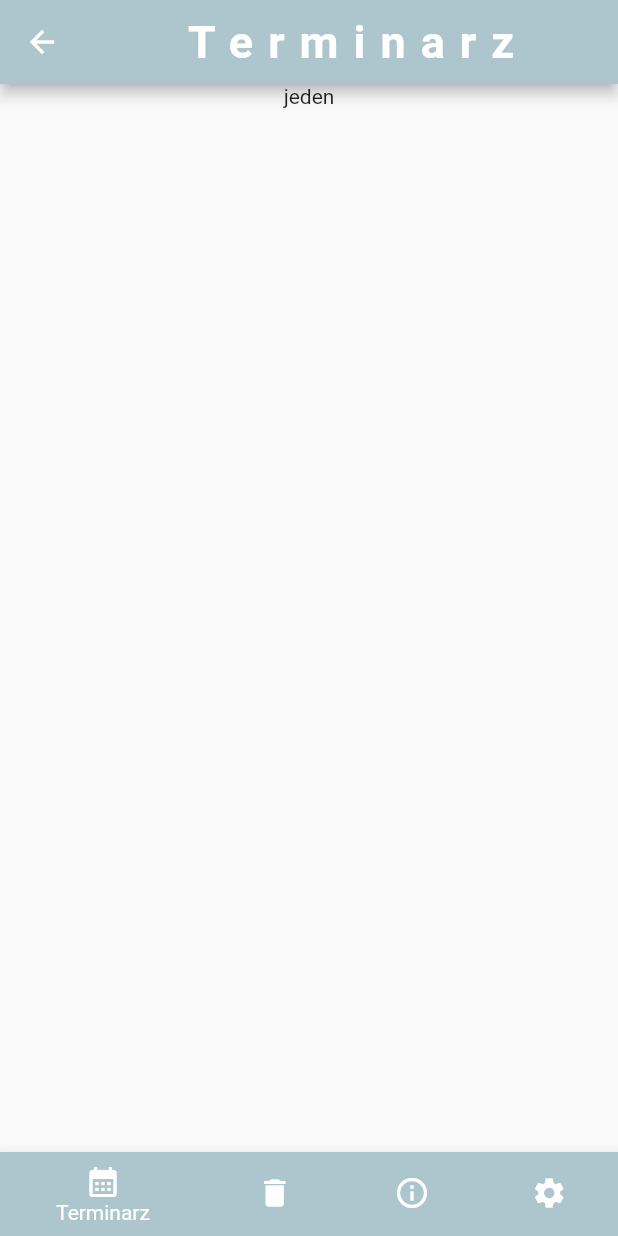
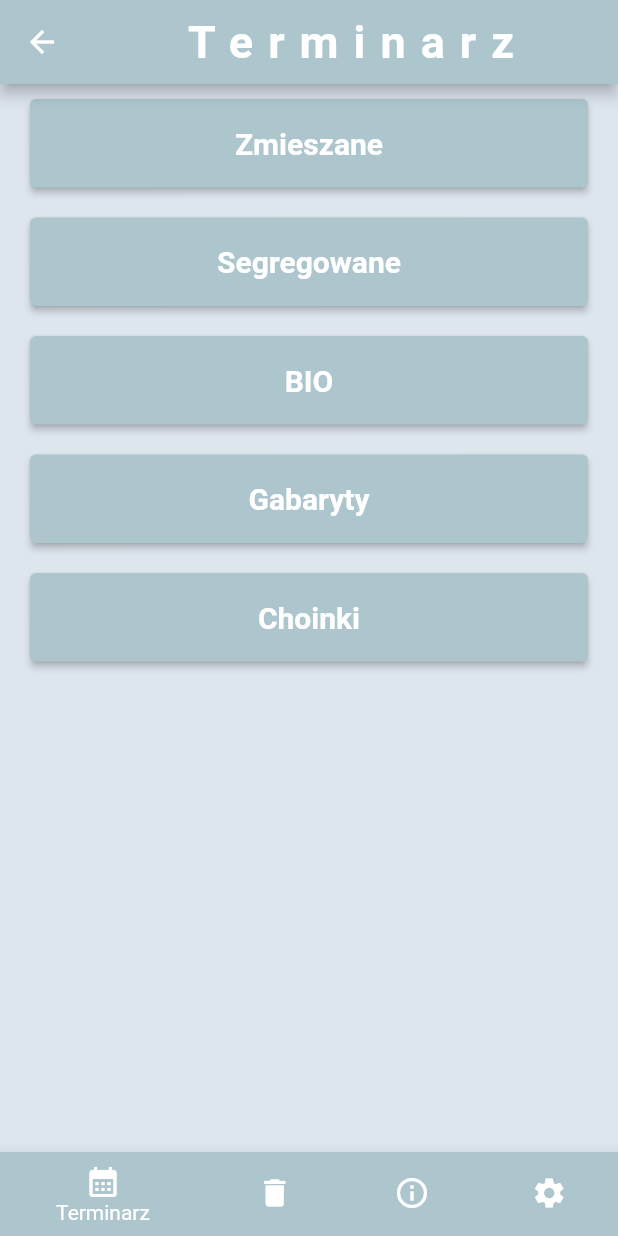
Before and after one commit to mariuszkuczynski/day_a_bin_kbk, a Flutter app: the HomePage screen opened directly, on a phone screen of 412 x 824 dp. Run offline on Flutter 3.47's test engine with Material 2 defaults, Android fonts, the phone set to English and light mode, and no system bars; our stand-ins replace firebase_auth, firebase_core, google_fonts; accounts and stored records are empty.

Commit message:
Add CategoryWidget in CalendaryPage

```diff
--- a/lib/app/calendary/calendary.dart
+++ b/lib/app/calendary/calendary.dart
@@ -1,4 +1,5 @@
 import 'package:flutter/material.dart';
+import 'package:google_fonts/google_fonts.dart';
 
 class CalendaryPage extends StatelessWidget {
   const CalendaryPage({
@@ -7,12 +8,49 @@ class CalendaryPage extends StatelessWidget {
 
   @override
   Widget build(BuildContext context) {
-
-    return Center(
-      child: Column(children: const [
-        Text('jeden')
-
-      ],),
+    return Container(
+      color: const Color.fromRGBO(221, 229, 237, 1),
+      child: Center(
+        child: ListView(
+          children: const [
+            CategoryWidget('Zmieszane'),
+            CategoryWidget('Segregowane'),
+            CategoryWidget('BIO'),
+            CategoryWidget('Gabaryty'),
+            CategoryWidget('Choinki'),
+          ],
+        ),
+      ),
     );
   }
 }
+
+class CategoryWidget extends StatelessWidget {
+  const CategoryWidget(
+    this.title, {
+    Key? key,
+  }) : super(key: key);
+
+  final String title;
+
+  @override
+  Widget build(BuildContext context) {
+    return Padding(
+      padding: const EdgeInsets.fromLTRB(20, 10, 20, 10),
+      child: ElevatedButton(
+        onPressed: () {},
+        child: Text(
+          title,
+          style: GoogleFonts.inriaSerif(
+            fontSize: 20,
+            fontWeight: FontWeight.bold,
+          ),
+        ),
+        style: ElevatedButton.styleFrom(
+          primary: const Color.fromRGBO(173, 198, 206, 1),
+          padding: const EdgeInsets.all(18),
+        ),
+      ),
+    );
+  }
+}
```
